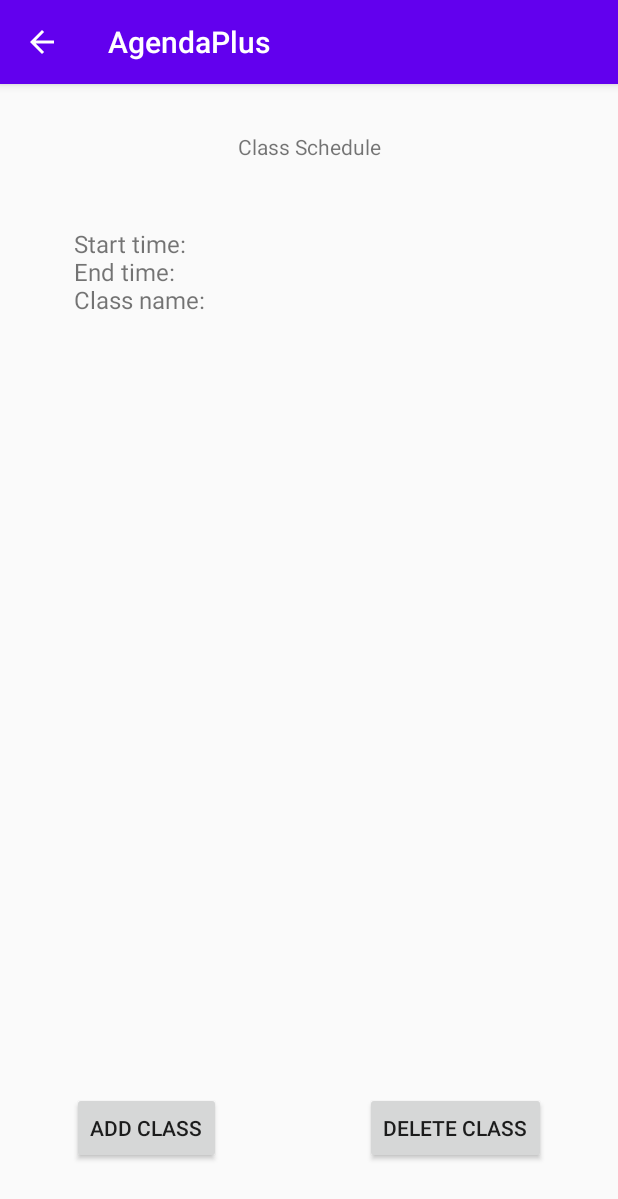
After one commit to SauravC99/AgendaApp, an Android app: the ClassScheduleActivity screen opened directly, with no data from a screen before it, on a phone screen of 412 x 824 dp. The commit adds this screen. Shown: the top 1199 px of the screen. Run offline under Robolectric (Android 15) with nearby library versions, the phone set to English and light mode, and no system bars.

Commit message:
Class schedule
class schedule with database helpers and xml files.

```diff
--- /dev/null
+++ b/app/src/main/java/com/blackboxstudios/agendaplus/ClassDatabaseHelper.java
@@ -0,0 +1,96 @@
+package com.blackboxstudios.agendaplus;
+
+import android.content.Context;
+import android.database.Cursor;
+import android.database.sqlite.SQLiteDatabase;
+import android.database.sqlite.SQLiteOpenHelper;
+import android.content.ContentValues;
+
+import java.util.ArrayList;
+import java.util.List;
+
+import androidx.annotation.Nullable;
+
+public class ClassDatabaseHelper extends SQLiteOpenHelper {
+
+    public static final String CLASSES_TABLE = "CLASSES_TABLE";
+    public static final String COLUMN_CLASS_ID = "CLASS_ID";
+    public static final String COLUMN_CLASS_START_TIME = "CLASS_START_TIME";
+    public static final String COLUMN_CLASS_END_TIME = "CLASS_END_TIME";
+    public static final String COLUMN_CLASS_NAME = "CLASS_NAME";
+
+    public ClassDatabaseHelper(@Nullable Context context) {
+        super(context, "classes.db", null, 1);
+    }
+
+    // Creates the Database Table for the ClassModel objects.
+    @Override
+    public void onCreate(SQLiteDatabase db) {
+        String createTableStatement = "CREATE TABLE " + CLASSES_TABLE + " (" + COLUMN_CLASS_ID + " INTEGER PRIMARY KEY AUTOINCREMENT, " + COLUMN_CLASS_START_TIME + " TEXT, " + COLUMN_CLASS_END_TIME + " TEXT, " + COLUMN_CLASS_NAME + " TEXT)";
+        db.execSQL(createTableStatement);
+    }
+
+    @Override
+    public void onUpgrade(SQLiteDatabase sqLiteDatabase, int i, int i1) {
+
+    }
+
+    // Adds a new ClassModel object to the database.
+    public boolean addOne(ClassModel addClassModel) {
+        SQLiteDatabase db = this.getWritableDatabase();
+        ContentValues cv = new ContentValues();
+
+        cv.put(COLUMN_CLASS_START_TIME, addClassModel.getStartTime());
+        cv.put(COLUMN_CLASS_END_TIME, addClassModel.getEndTime());
+        cv.put(COLUMN_CLASS_NAME, addClassModel.getClassName());
+
+        long insert = db.insert(CLASSES_TABLE, null, cv);
+        if (insert == -1) {
+            return false;
+        }
+        else {
+            return true;
+        }
+    }
+
+    // Returns all ClassModel objects in the database.
+    public List<ClassModel> getAllClasses() {
+        List<ClassModel> returnList = new ArrayList<>();
+        String queryString = "SELECT * FROM " + CLASSES_TABLE;
+
+        SQLiteDatabase db = this.getReadableDatabase();
+        Cursor cursor = db.rawQuery(queryString, null);
+        if (cursor.moveToFirst()) {
+            do {
+                int id = cursor.getInt(0);
+                String start = cursor.getString(1);
+                String end = cursor.getString(2);
+                String name = cursor.getString(3);
+
+                ClassModel newClass = new ClassModel(id, start, end, name);
+                returnList.add(newClass);
+
+            } while (cursor.moveToNext());
+        }
+        else {
+            // do nothing
+        }
+        cursor.close();
+        db.close();
+        return returnList;
+    }
+
+    // Deletes the ClassModel Object of a given description.
+    public boolean deleteClass(ClassModel newClass) {
+        SQLiteDatabase db = this.getWritableDatabase();
+        String queryString = "DELETE FROM " + CLASSES_TABLE + " WHERE " + COLUMN_CLASS_NAME + " = " + newClass.getClassName();
+
+        Cursor cursor = db.rawQuery(queryString, null);
+        if (cursor.moveToFirst()) {
+            return true;
+        }
+        else {
+            return false;
+        }
+    }
+}
--- /dev/null
+++ b/app/src/main/java/com/blackboxstudios/agendaplus/ClassModel.java
@@ -0,0 +1,61 @@
+package com.blackboxstudios.agendaplus;
+import java.util.Date;
+import java.text.SimpleDateFormat;
+
+public class ClassModel {
+
+    private int id;
+    private String startTime;
+    private String endTime;
+    private String className;
+
+    public ClassModel() {
+
+    }
+
+    public ClassModel(int id, String start, String end, String name) {
+        this.id = id;
+        this.startTime = start;
+        this.endTime = end;
+        this.className = name;
+    }
+
+    @Override
+    public String toString() {
+        return "Start time: " + startTime + '\n' +
+                "End time: " + endTime + '\n' +
+                "Class name: " + className;
+    }
+
+    public int getId() {
+        return id;
+    }
+
+    public void setId(int id) {
+        this.id = id;
+    }
+
+    public String getStartTime() {
+        return startTime;
+    }
+
+    public void setStartTime(String startTime) {
+        this.startTime = startTime;
+    }
+
+    public String getEndTime() {
+        return endTime;
+    }
+
+    public void setEndTime(String endTime) {
+        this.endTime = endTime;
+    }
+
+    public String getClassName() {
+        return className;
+    }
+
+    public void setClassName(String className) {
+        this.className = className;
+    }
+}
--- /dev/null
+++ b/app/src/main/java/com/blackboxstudios/agendaplus/ClassScheduleActivity.java
@@ -0,0 +1,71 @@
+package com.blackboxstudios.agendaplus;
+
+import android.view.View;
+import android.content.Intent;
+import android.os.Bundle;
+import android.widget.Button;
+
+import androidx.appcompat.app.AppCompatActivity;
+import androidx.recyclerview.widget.LinearLayoutManager;
+import androidx.recyclerview.widget.RecyclerView;
+
+import java.util.ArrayList;
+import java.util.List;
+
+public class ClassScheduleActivity extends AppCompatActivity {
+
+    private static final String TAG = "ClassScheduleActivity";
+
+    private RecyclerView recyclerView;
+    private Button btnAddClass;
+    private Button btnDeleteClass;
+    private ArrayList<String> mClassStrings = new ArrayList<>();
+
+    @Override
+    protected void onCreate(Bundle savedInstanceState) {
+        super.onCreate(savedInstanceState);
+        setContentView(R.layout.activity_class_schedule_layout);
+
+        btnAddClass = (Button) findViewById(R.id.btnAddClass);
+        recyclerView = (RecyclerView) findViewById(R.id.rvClassSchedule);
+        btnDeleteClass = (Button) findViewById(R.id.btnDeleteClass);
+
+        getAllClasses();
+
+        btnAddClass.setOnClickListener(new View.OnClickListener() {
+            @Override
+            public void onClick(View view) {
+                Intent intent = new Intent(ClassScheduleActivity.this, AddClassToScheduleActivity.class);
+                startActivity(intent);
+            }
+        });
+        btnDeleteClass.setOnClickListener(new View.OnClickListener() {
+            @Override
+            public void onClick(View view) {
+                Intent intent = new Intent(ClassScheduleActivity.this, DeleteClassFromScheduleActivity.class);
+                startActivity(intent);
+            }
+        });
+    }
+
+    /*
+     * Gets a list of all classes in the database and displays them in the RecyclerView.
+     */
+    private void getAllClasses() {
+        ClassDatabaseHelper dbHelper = new ClassDatabaseHelper(ClassScheduleActivity.this);
+        List<ClassModel> allClasses = dbHelper.getAllClasses();
+        for (int i = 0; i < allClasses.size(); i++) {
+            String newClass = allClasses.get(i).toString();
+            mClassStrings.add(newClass);
+        }
+        initRecyclerView();
+    }
+
+    // Initializes the RecyclerView layout.
+    private void initRecyclerView() {
+        RecyclerView recyclerView = findViewById(R.id.rvClassSchedule);
+        RecyclerViewAdapter adapter = new RecyclerViewAdapter(mClassStrings, this);
+        recyclerView.setAdapter(adapter);
+        recyclerView.setLayoutManager(new LinearLayoutManager(this));
+    }
+}
--- /dev/null
+++ b/app/src/main/java/com/blackboxstudios/agendaplus/DeleteClassFromScheduleActivity.java
@@ -0,0 +1,4 @@
+package com.blackboxstudios.agendaplus;
+
+public class DeleteClassFromScheduleActivity {
+}
--- a/app/src/main/java/com/blackboxstudios/agendaplus/RecyclerViewAdapter.java
+++ b/app/src/main/java/com/blackboxstudios/agendaplus/RecyclerViewAdapter.java
@@ -14,7 +14,7 @@ import android.content.Context;
 import android.util.Log;
 import android.widget.TextView;
 
-public class RecyclerViewAdapter extends  RecyclerView.Adapter<RecyclerViewAdapter.ViewHolder> {
+public class RecyclerViewAdapter extends RecyclerView.Adapter<RecyclerViewAdapter.ViewHolder> {
     private static final String TAG = "RecyclerViewAdapter";
 
     private ArrayList<String> mEvents = new ArrayList<>();
--- a/app/src/main/java/com/blackboxstudios/agendaplus/zzTestHome.java
+++ b/app/src/main/java/com/blackboxstudios/agendaplus/zzTestHome.java
@@ -38,4 +38,8 @@ public class zzTestHome extends AppCompatActivity {
         Intent intent = new Intent(this, HomePage_Navigation.class);
         startActivity(intent);
     }
+    public void g(View view) {
+        Intent intent = new Intent(this, ClassScheduleActivity.class);
+        startActivity(intent);
+    }
 }
--- /dev/null
+++ b/app/src/main/res/layout/activity_class_schedule_layout.xml
@@ -0,0 +1,51 @@
+<?xml version="1.0" encoding="utf-8"?>
+<androidx.constraintlayout.widget.ConstraintLayout xmlns:android="http://schemas.android.com/apk/res/android"
+    xmlns:app="http://schemas.android.com/apk/res-auto"
+    xmlns:tools="http://schemas.android.com/tools"
+    android:layout_width="match_parent"
+    android:layout_height="match_parent">
+
+    <TextView
+        android:id="@+id/tvClassSchedule"
+        android:layout_width="wrap_content"
+        android:layout_height="wrap_content"
+        android:layout_marginTop="32dp"
+        android:text="@string/tvClassSchedule"
+        app:layout_constraintEnd_toEndOf="parent"
+        app:layout_constraintStart_toStartOf="parent"
+        app:layout_constraintTop_toTopOf="parent" />
+
+    <androidx.recyclerview.widget.RecyclerView
+        android:id="@+id/rvClassSchedule"
+        android:layout_width="398dp"
+        android:layout_height="359dp"
+        android:layout_marginTop="32dp"
+        app:layout_constraintEnd_toEndOf="parent"
+        app:layout_constraintStart_toStartOf="parent"
+        app:layout_constraintTop_toBottomOf="@+id/tvClassSchedule" />
+
+    <Button
+        android:id="@+id/btnAddClass"
+        android:layout_width="wrap_content"
+        android:layout_height="wrap_content"
+        android:layout_marginStart="48dp"
+        android:layout_marginBottom="48dp"
+        android:text="@string/add_class"
+        app:layout_constraintBottom_toBottomOf="parent"
+        app:layout_constraintEnd_toStartOf="@+id/btnDeleteClass"
+        app:layout_constraintHorizontal_bias="0.0"
+        app:layout_constraintStart_toStartOf="parent"
+        app:layout_constraintTop_toBottomOf="@+id/rvClassSchedule"
+        app:layout_constraintVertical_bias="1.0" />
+
+    <Button
+        android:id="@+id/btnDeleteClass"
+        android:layout_width="wrap_content"
+        android:layout_height="wrap_content"
+        android:layout_marginEnd="48dp"
+        android:layout_marginBottom="48dp"
+        android:text="@string/delete_class"
+        app:layout_constraintBottom_toBottomOf="parent"
+        app:layout_constraintEnd_toEndOf="parent" />
+
+</androidx.constraintlayout.widget.ConstraintLayout>
--- a/app/src/main/res/values/strings.xml
+++ b/app/src/main/res/values/strings.xml
@@ -31,4 +31,13 @@
     <string name="button_classExample">Class</string>
     <string name="button_ok">OK</string>
     <string name="button_delete">Delete</string>
+    <string name="classSchedule">Class Schedule</string>
+    <string name="tvClassSchedule">Class Schedule</string>
+    <string name="add_class">Add Class</string>
+    <string name="delete_class">Delete Class</string>
+    <string name="tv_add_class">Enter Class Information:</string>
+    <string name="saveClass">Save</string>
+    <string name="class_start_time">Class Starting Time</string>
+    <string name="class_end_time">Class End Time</string>
+    <string name="add_class_name">Class Name</string>
 </resources>
```
Also changed, not shown: app/src/main/AndroidManifest.xml (+8 -0 lines), app/src/main/java/com/blackboxstudios/agendaplus/AddClassToScheduleActivity.java (added, +57 -0 lines), app/src/main/res/layout/activity_schedule_add_class_layout.xml (added, +76 -0 lines), app/src/main/res/layout/zztesthome.xml (+14 -0 lines).
